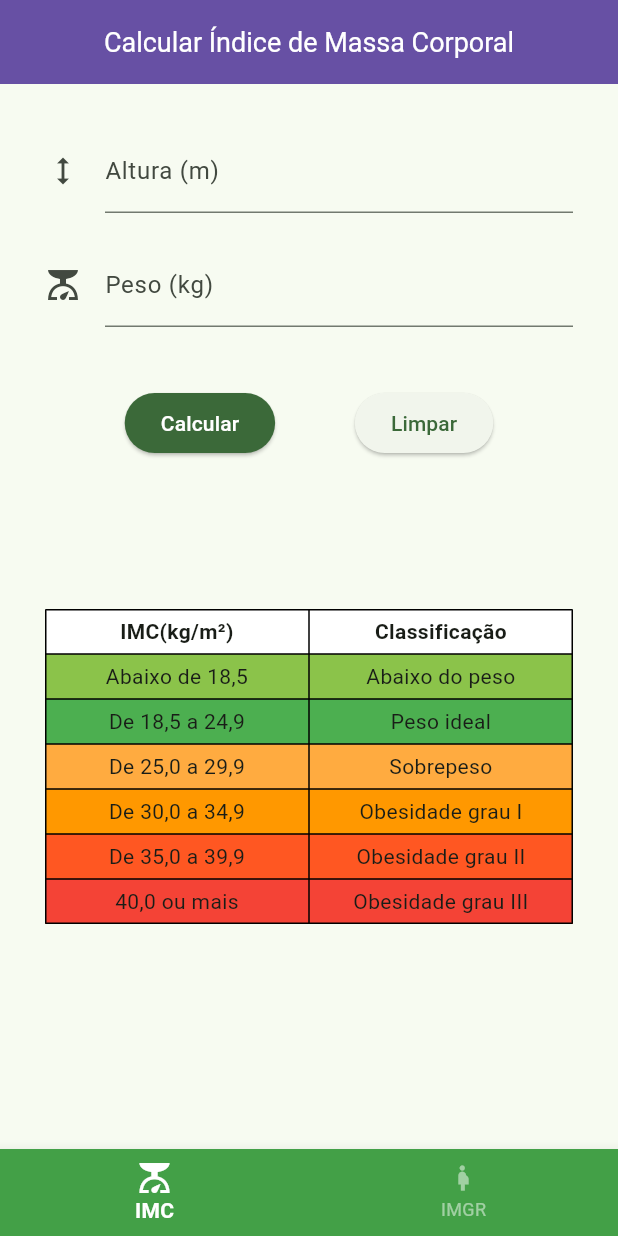
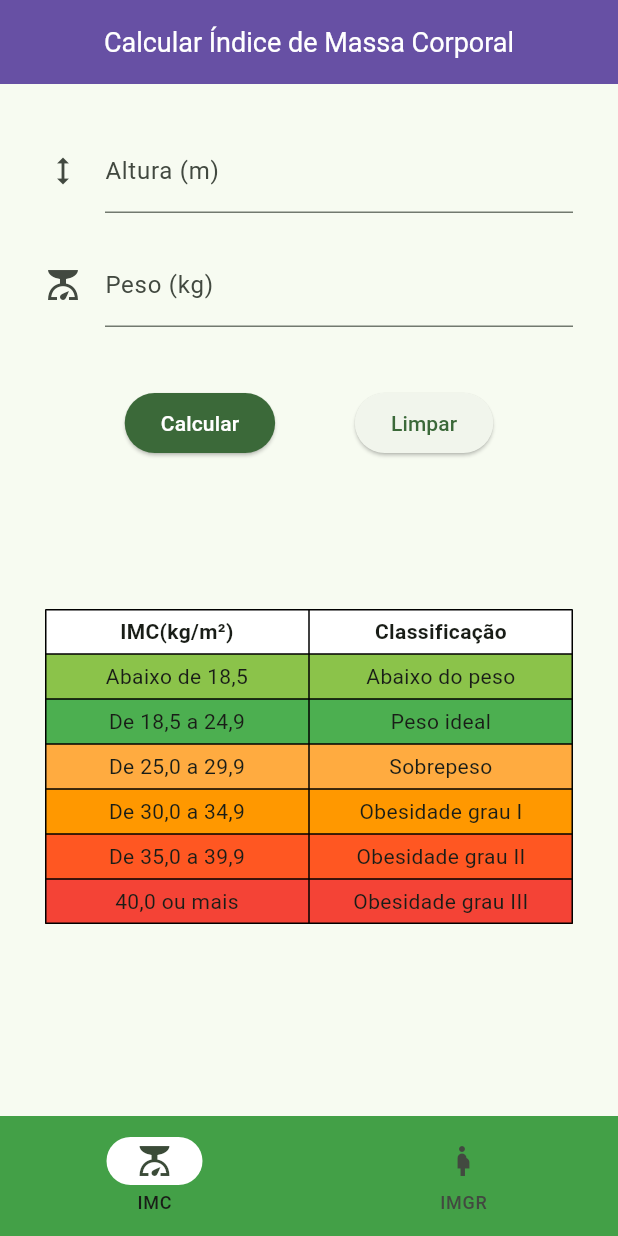
Before and after one commit to flavioh-assis/bmi_rfm_calculator, a Flutter app: the screen it shows after launch, on a phone screen of 412 x 824 dp. Run offline on Flutter 3.47's test engine with Material 3 defaults, Android fonts, the phone set to English and light mode, and no system bars; our stand-ins replace mask_text_input_formatter.

Commit message:
Switch navBar to NavigatorBar widget

```diff
--- a/lib/widgets/bottom_nav_bar.dart
+++ b/lib/widgets/bottom_nav_bar.dart
@@ -18,31 +18,22 @@ class BottomNavBar extends StatefulWidget {
 class _BottomNavBarState extends State<BottomNavBar> {
   @override
   Widget build(BuildContext context) {
-    return BottomNavigationBar(
+    return NavigationBar(
       backgroundColor: Colors.green.shade600,
-      currentIndex: widget.currentPageIndex,
-      type: BottomNavigationBarType.fixed,
-      showSelectedLabels: true,
-      selectedFontSize: 14,
-      selectedIconTheme: const IconThemeData(size: 24),
-      selectedItemColor: Colors.white,
-      selectedLabelStyle: const TextStyle(fontWeight: FontWeight.bold),
-      unselectedFontSize: 12,
-      unselectedIconTheme: const IconThemeData(size: 20),
-      unselectedItemColor: Colors.white.withOpacity(.50),
-      items: const [
-        BottomNavigationBarItem(
+      destinations: const [
+        NavigationDestination(
           label: 'IMC',
           icon: Icon(Icons.scale_outlined),
-          activeIcon: Icon(Icons.scale),
+          selectedIcon: Icon(Icons.scale),
         ),
-        BottomNavigationBarItem(
+        NavigationDestination(
           label: 'IMGR',
           icon: Icon(Icons.pregnant_woman_outlined),
-          activeIcon: Icon(Icons.pregnant_woman),
+          selectedIcon: Icon(Icons.pregnant_woman),
         ),
       ],
-      onTap: (int index) {
+      indicatorColor: Colors.white,
+      onDestinationSelected: (int index) {
         setState(() {
           widget.updatePageIndex(index);
           widget.updateAppBarTitle(index == 0
@@ -50,6 +41,10 @@ class _BottomNavBarState extends State<BottomNavBar> {
               : 'Calcular Índice de Massa Gorda Relativa');
         });
       },
+      overlayColor: const MaterialStatePropertyAll<Color>(
+        Color.fromARGB(255, 226, 226, 226),
+      ),
+      selectedIndex: widget.currentPageIndex,
     );
   }
 }
```
